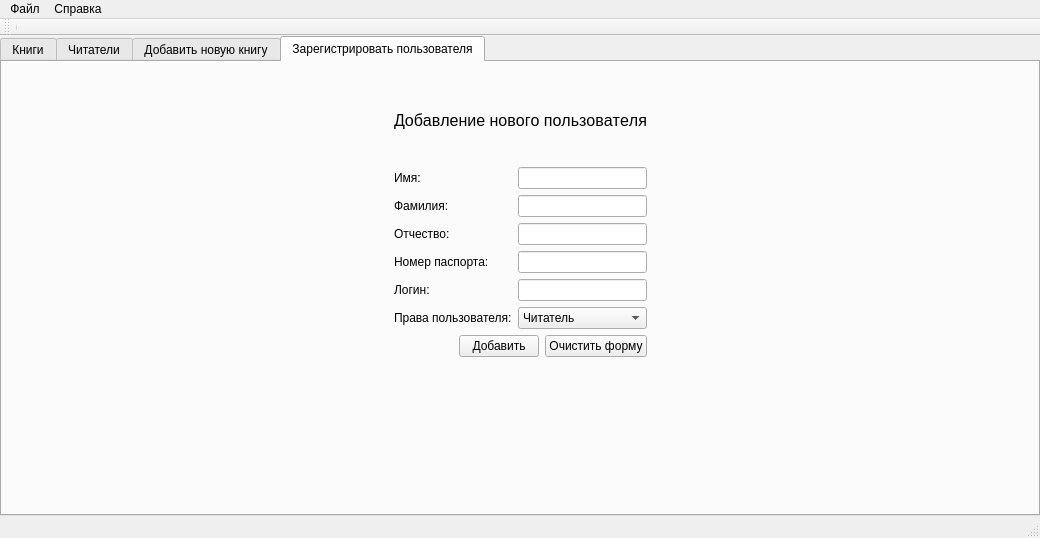
Above: Application.QT/GUI.QT/GUI_MainWindow.ui from AJIOB/uni_courseWork_4 before the change. Below: the same form after it.
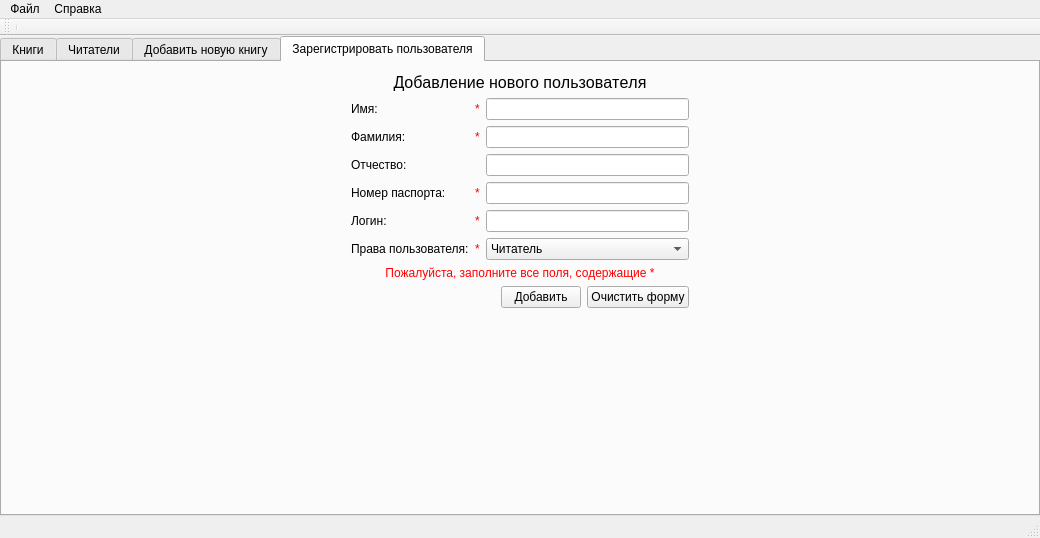
That is the form after the change. The open tabs and pages were chosen to show the change. Icons and pictures are not drawn.

Commit message: App: AddUser tab interface now have checks for must have fields.

```diff
--- a/Application.QT/GUI.QT/GUI_MainWindow.ui
+++ b/Application.QT/GUI.QT/GUI_MainWindow.ui
@@ -88,21 +88,8 @@
        <attribute name="title">
         <string>Зарегистрировать пользователя</string>
        </attribute>
-       <layout class="QGridLayout" name="gridLayout_2">
-        <item row="0" column="0" rowspan="3">
-         <spacer name="horizontalSpacer_3">
-          <property name="orientation">
-           <enum>Qt::Horizontal</enum>
-          </property>
-          <property name="sizeHint" stdset="0">
-           <size>
-            <width>373</width>
-            <height>418</height>
-           </size>
-          </property>
-         </spacer>
-        </item>
-        <item row="1" column="1" colspan="2">
+       <layout class="QGridLayout" name="gridLayout_3">
+        <item row="0" column="1">
          <layout class="QVBoxLayout" name="verticalLayout">
           <item>
            <widget class="QLabel" name="headLabel">
@@ -121,66 +108,59 @@
            </widget>
           </item>
           <item>
-           <layout class="QGridLayout" name="mainForm">
-            <item row="0" column="0">
-             <widget class="QLabel" name="nameLabel">
-              <property name="text">
-               <string>Имя:</string>
+           <layout class="QGridLayout" name="gridLayout_2">
+            <item row="5" column="1">
+             <widget class="QLabel" name="userPrivelegesMUST_AddUser">
+              <property name="styleSheet">
+               <string notr="true">color : red;</string>
               </property>
-             </widget>
-            </item>
-            <item row="2" column="0">
-             <widget class="QLabel" name="fatherNameLabel">
               <property name="text">
-               <string>Отчество:</string>
-              </property>
-             </widget>
-            </item>
-            <item row="2" column="1">
-             <widget class="QLineEdit" name="fatherNameText"/>
-            </item>
-            <item row="3" column="1">
-             <widget class="QLineEdit" name="passportNumText"/>
-            </item>
-            <item row="1" column="1">
-             <widget class="QLineEdit" name="surnameText"/>
-            </item>
-            <item row="4" column="0">
-             <widget class="QLabel" name="loginLabel">
-              <property name="text">
-               <string>Логин:</string>
+               <string notr="true">*</string>
               </property>
              </widget>
             </item>
             <item row="4" column="1">
-             <widget class="QLineEdit" name="loginText"/>
-            </item>
-            <item row="5" column="0">
-             <widget class="QLabel" name="userRoleLabel">
-              <property name="text">
-               <string>Права пользователя:</string>
+             <widget class="QLabel" name="loginMUST_AddUser">
+              <property name="styleSheet">
+               <string notr="true">color : red;</string>
               </property>
-             </widget>
-            </item>
-            <item row="3" column="0">
-             <widget class="QLabel" name="passportNumLabel">
               <property name="text">
-               <string>Номер паспорта:</string>
+               <string notr="true">*</string>
               </property>
              </widget>
             </item>
             <item row="1" column="0">
-             <widget class="QLabel" name="surnameLabel">
+             <widget class="QLabel" name="surnameLabel_AddUser">
               <property name="text">
                <string>Фамилия:</string>
               </property>
              </widget>
             </item>
-            <item row="0" column="1">
-             <widget class="QLineEdit" name="nameText"/>
+            <item row="3" column="2">
+             <widget class="QLineEdit" name="passportNumText_AddUser"/>
             </item>
-            <item row="5" column="1">
-             <widget class="QComboBox" name="userRoleComboBox">
+            <item row="3" column="1">
+             <widget class="QLabel" name="passportNumMUST_AddUser">
+              <property name="styleSheet">
+               <string notr="true">color : red;</string>
+              </property>
+              <property name="text">
+               <string notr="true">*</string>
+              </property>
+             </widget>
+            </item>
+            <item row="2" column="0">
+             <widget class="QLabel" name="fatherNameLabel_AddUser">
+              <property name="text">
+               <string>Отчество:</string>
+              </property>
+             </widget>
+            </item>
+            <item row="1" column="2">
+             <widget class="QLineEdit" name="surnameText_AddUser"/>
+            </item>
+            <item row="5" column="2">
+             <widget class="QComboBox" name="userRoleComboBox_AddUser">
               <property name="toolTip">
                <string>Выберите права доступа для нового пользователя</string>
               </property>
@@ -207,8 +187,81 @@
               </item>
              </widget>
             </item>
+            <item row="4" column="2">
+             <widget class="QLineEdit" name="loginText_AddUser"/>
+            </item>
+            <item row="4" column="0">
+             <widget class="QLabel" name="loginLabel_AddUser">
+              <property name="text">
+               <string>Логин:</string>
+              </property>
+             </widget>
+            </item>
+            <item row="3" column="0">
+             <widget class="QLabel" name="passportNumLabel_AddUser">
+              <property name="text">
+               <string>Номер паспорта:</string>
+              </property>
+             </widget>
+            </item>
+            <item row="5" column="0">
+             <widget class="QLabel" name="userRoleLabel_AddUser">
+              <property name="text">
+               <string>Права пользователя:</string>
+              </property>
+             </widget>
+            </item>
+            <item row="0" column="0">
+             <widget class="QLabel" name="nameLabel_AddUser">
+              <property name="text">
+               <string>Имя:</string>
+              </property>
+             </widget>
+            </item>
+            <item row="1" column="1">
+             <widget class="QLabel" name="surnameMUST_AddUser">
+              <property name="styleSheet">
+               <string notr="true">color : red;</string>
+              </property>
+              <property name="text">
+               <string notr="true">*</string>
+              </property>
+             </widget>
+            </item>
+            <item row="0" column="1">
+             <widget class="QLabel" name="nameMUST_AddUser">
+              <property name="enabled">
+               <bool>true</bool>
+              </property>
+              <property name="styleSheet">
+               <string notr="true">color : red;</string>
+              </property>
+              <property name="text">
+               <string notr="true">*</string>
+              </property>
+             </widget>
+            </item>
+            <item row="2" column="2">
+             <widget class="QLineEdit" name="fatherNameText_AddUser"/>
+            </item>
+            <item row="0" column="2">
+             <widget class="QLineEdit" name="nameText_AddUser"/>
+            </item>
            </layout>
           </item>
+          <item>
+           <widget class="QLabel" name="fillFieldsLabel_AddUser">
+            <property name="styleSheet">
+             <string notr="true">color:red</string>
+            </property>
+            <property name="text">
+             <string>Пожалуйста, заполните все поля, содержащие *</string>
+            </property>
+            <property name="alignment">
+             <set>Qt::AlignCenter</set>
+            </property>
+           </widget>
+          </item>
           <item>
            <layout class="QHBoxLayout" name="buttons">
             <item>
@@ -242,28 +295,41 @@
           </item>
          </layout>
         </item>
-        <item row="1" column="3">
+        <item row="0" column="2">
+         <spacer name="horizontalSpacer_3">
+          <property name="orientation">
+           <enum>Qt::Horizontal</enum>
+          </property>
+          <property name="sizeHint" stdset="0">
+           <size>
+            <width>40</width>
+            <height>20</height>
+           </size>
+          </property>
+         </spacer>
+        </item>
+        <item row="0" column="0">
          <spacer name="horizontalSpacer">
           <property name="orientation">
            <enum>Qt::Horizontal</enum>
           </property>
           <property name="sizeHint" stdset="0">
            <size>
-            <width>373</width>
-            <height>278</height>
+            <width>40</width>
+            <height>20</height>
            </size>
           </property>
          </spacer>
         </item>
-        <item row="2" column="2">
-         <spacer name="verticalSpacer_2">
+        <item row="1" column="1">
+         <spacer name="verticalSpacer">
           <property name="orientation">
            <enum>Qt::Vertical</enum>
           </property>
           <property name="sizeHint" stdset="0">
            <size>
             <width>20</width>
-            <height>129</height>
+            <height>40</height>
            </size>
           </property>
          </spacer>
```
Left out of the diff: 198 changed lines with no effect on the pictures. The commit also changes 5 other files.
